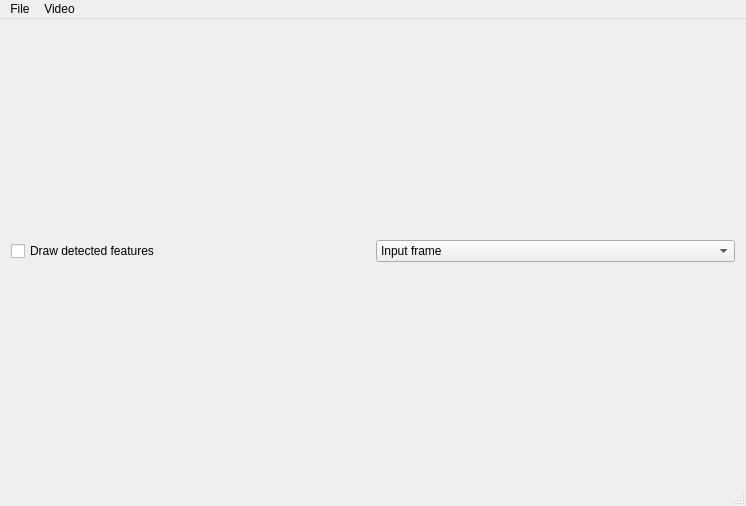
maleadt/beeldverwerking, file tram-collision-avoidance/src/mainwindow.ui: the form before one commit.
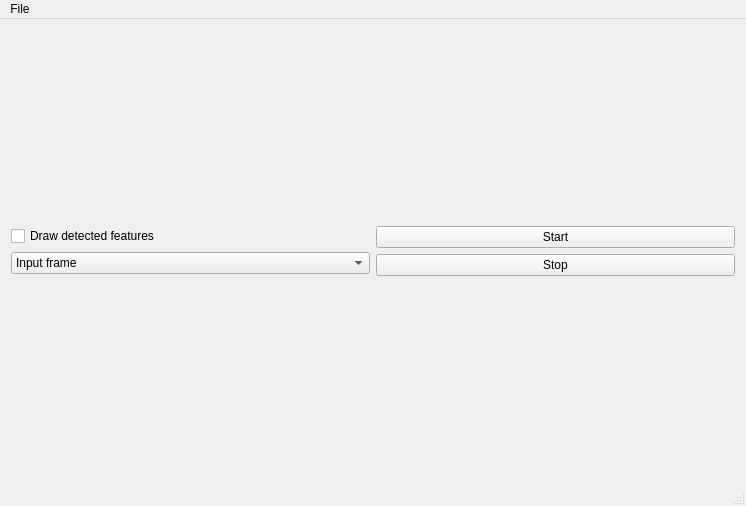
The form after the commit.

Commit message: Buttons instead of menu.

```diff
--- a/tram-collision-avoidance/src/mainwindow.ui
+++ b/tram-collision-avoidance/src/mainwindow.ui
@@ -23,9 +23,11 @@
    <layout class="QGridLayout" name="gridLayout">
     <item row="0" column="0">
      <layout class="QGridLayout" name="mainLayout">
-      <item row="1" column="0">
+      <item row="1" column="1">
        <layout class="QHBoxLayout" name="buttonLayout">
         <item>
+         <layout class="QVBoxLayout" name="verticalLayout">
+          <item>
          <widget class="QCheckBox" name="drawFeatures">
           <property name="text">
            <string>Draw detected features</string>
@@ -53,7 +55,27 @@
         </item>
        </layout>
       </item>
-      <item row="2" column="0">
+        <item>
+         <layout class="QVBoxLayout" name="verticalLayout_2">
+          <item>
+           <widget class="QPushButton" name="buttonStart">
+            <property name="text">
+             <string>Start</string>
+            </property>
+           </widget>
+          </item>
+          <item>
+           <widget class="QPushButton" name="buttonStop">
+            <property name="text">
+             <string>Stop</string>
+            </property>
+           </widget>
+          </item>
+         </layout>
+        </item>
+       </layout>
+      </item>
+      <item row="2" column="1">
        <layout class="QHBoxLayout" name="videoLayout"/>
       </item>
      </layout>
@@ -77,15 +99,7 @@
     <addaction name="separator"/>
     <addaction name="actionExit"/>
    </widget>
-   <widget class="QMenu" name="menuVideo">
-    <property name="title">
-     <string>Video</string>
-    </property>
-    <addaction name="actionStart"/>
-    <addaction name="actionStop"/>
-   </widget>
    <addaction name="menuAction"/>
-   <addaction name="menuVideo"/>
   </widget>
   <widget class="QStatusBar" name="statusBar"/>
   <action name="actionStart">
```
Lines whose indentation alone changed are shown as unchanged. The commit also changes 2 other files.
